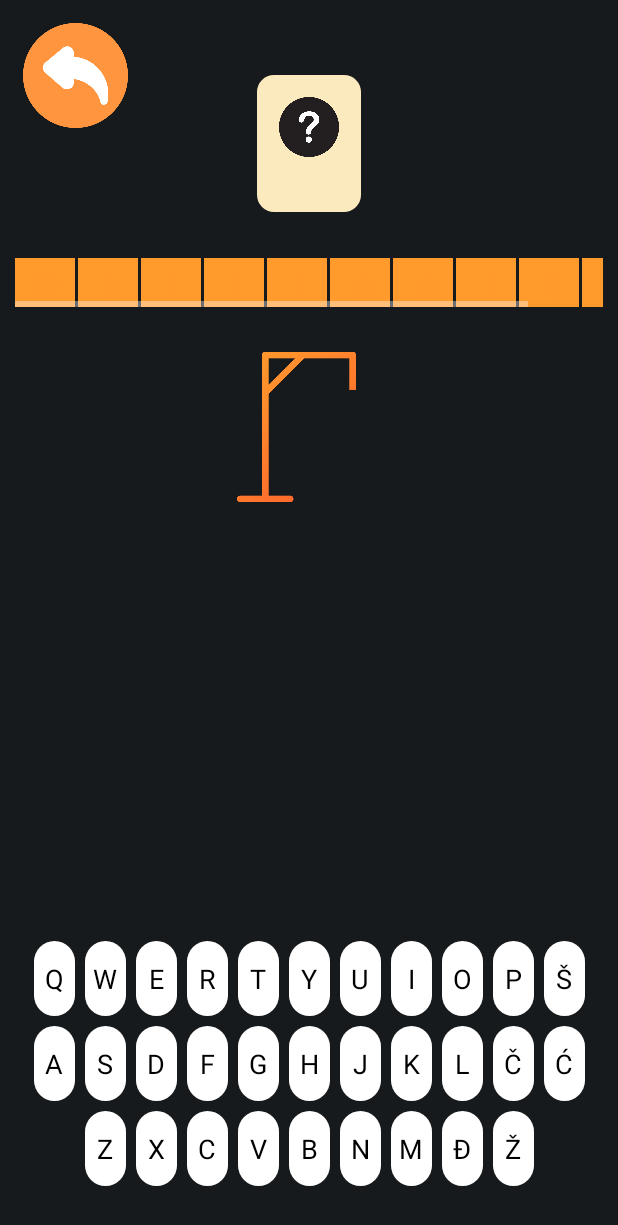
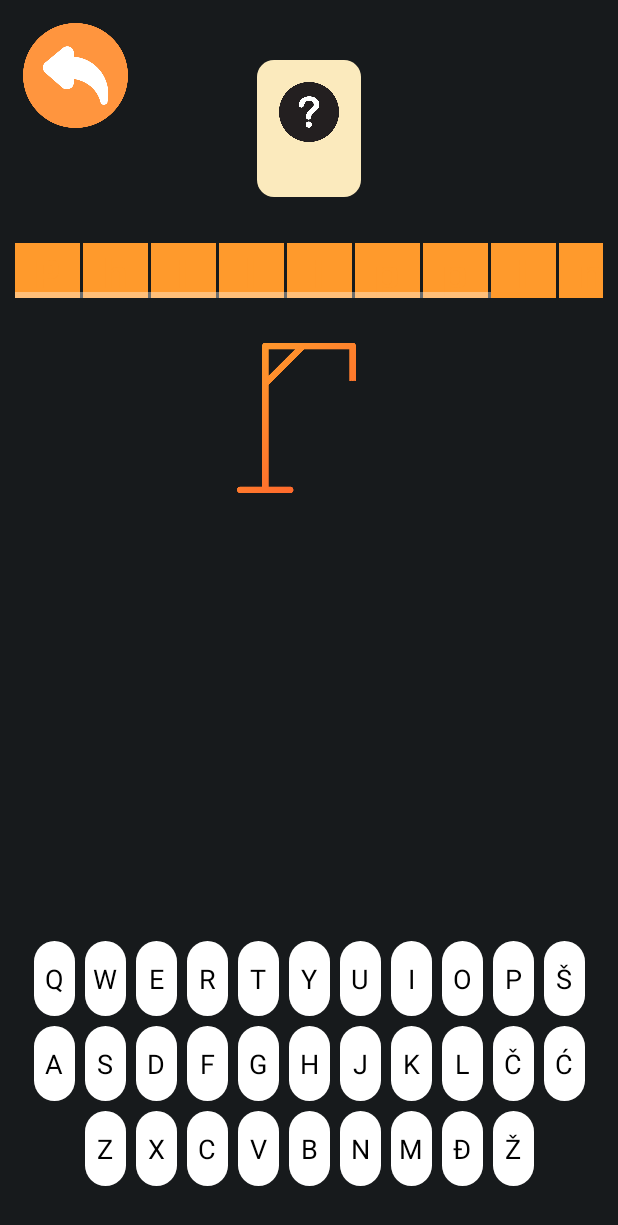
Before and after one commit to jovandeka/Hangman-game-Android, an Android app: the MainActivity screen opened directly, with no data from a screen before it, on a phone screen of 412 x 824 dp. Shown: the top 1225 px of the screen. Run offline under Robolectric (Android 15) with nearby library versions, the phone set to English and light mode, and no system bars.

Commit message:
Design changes

```diff
--- a/app/src/main/java/com/example/vesanje/MainActivity.java
+++ b/app/src/main/java/com/example/vesanje/MainActivity.java
@@ -206,7 +206,7 @@ public class MainActivity extends AppCompatActivity {
         TextView letterTextView = new TextView(this);
         letterTextView.setText(String.valueOf(letter));
         LinearLayout.LayoutParams layoutParams = new LinearLayout.LayoutParams(
-                60,
+                65,
                 LinearLayout.LayoutParams.WRAP_CONTENT
         );
         LinearLayout.LayoutParams layoutParamsSpace = new LinearLayout.LayoutParams(
@@ -223,7 +223,7 @@ public class MainActivity extends AppCompatActivity {
             letterTextView.setBackgroundColor(getResources().getColor(R.color.pale_black));
         }
         letterTextView.setTextColor(getResources().getColor(R.color.orange));
-        letterTextView.setTextSize(25);
+        letterTextView.setTextSize(28);
         Typeface font = ResourcesCompat.getFont(this, R.font.play_bold);
         letterTextView.setTypeface(font);
         letterTextView.setGravity(Gravity.CENTER);
@@ -239,7 +239,6 @@ public class MainActivity extends AppCompatActivity {
             showTryAgainButton();
 
             EndTextView.setText("Congratulations!");
-            EndTextView.setTextColor(getResources().getColor(R.color.right_green));
 
             disableKeyboard();
             animateAppear(tryAgainButton);
@@ -253,10 +252,8 @@ public class MainActivity extends AppCompatActivity {
             tryAgainButton.setAlpha(0f);
             showTryAgainButton();
 
-            EndTextView.setText("Sorry, you ran out of guesses.");
-            EndTextView.setTextColor(getResources().getColor(R.color.wrong_red));
+            EndTextView.setText("You ran out of guesses");
             EndWordTextView.setText("The answer was: " + secretWord);
-            EndWordTextView.setTextColor(getResources().getColor(R.color.wrong_red));
 
             animateAppear(tryAgainButton);
             animateAppear(EndTextView);
--- a/app/src/main/res/layout/activity_main.xml
+++ b/app/src/main/res/layout/activity_main.xml
@@ -14,6 +14,7 @@
         android:layout_height="wrap_content"
         android:fontFamily="@font/audiowide"
         android:text="Play Again"
+        android:textColor="@color/black"
         android:textSize="30sp"
         android:textStyle="bold"
         android:visibility="gone"
@@ -29,9 +30,9 @@
         android:layout_height="wrap_content"
         android:layout_marginTop="20dp"
         android:text=""
-        android:textColor="@color/white"
+        android:textColor="@color/beige"
         android:fontFamily="@font/play_regular"
-        android:textSize="18sp"
+        android:textSize="20sp"
         app:layout_constraintEnd_toEndOf="parent"
         app:layout_constraintStart_toStartOf="parent"
         app:layout_constraintTop_toBottomOf="@+id/playAgainButton"/>
@@ -42,7 +43,7 @@
         android:layout_height="wrap_content"
         android:layout_marginTop="5dp"
         android:text=""
-        android:textColor="@color/white"
+        android:textColor="@color/beige"
         android:fontFamily="@font/play_regular"
         android:textSize="18sp"
         app:layout_constraintEnd_toEndOf="parent"
@@ -283,7 +284,7 @@
         android:id="@+id/categoryLinearLayout"
         android:layout_width="wrap_content"
         android:layout_height="wrap_content"
-        android:layout_marginTop="50dp"
+        android:layout_marginTop="40dp"
         android:background="@drawable/category_bg"
         android:gravity="center"
         android:orientation="vertical"
```
